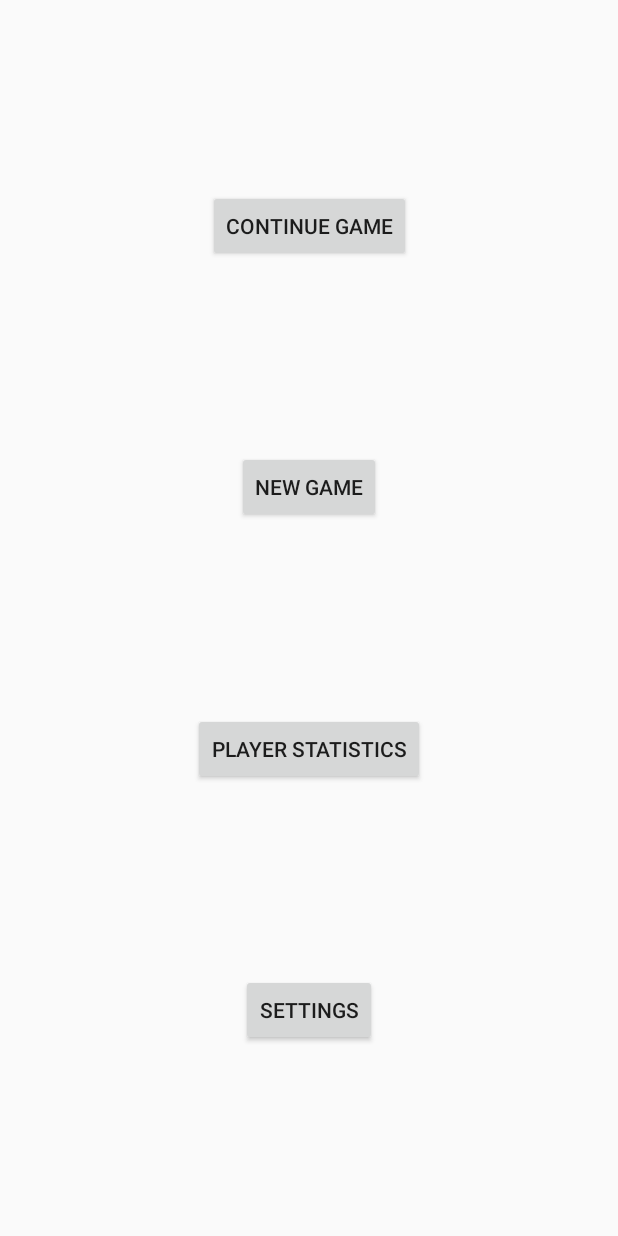
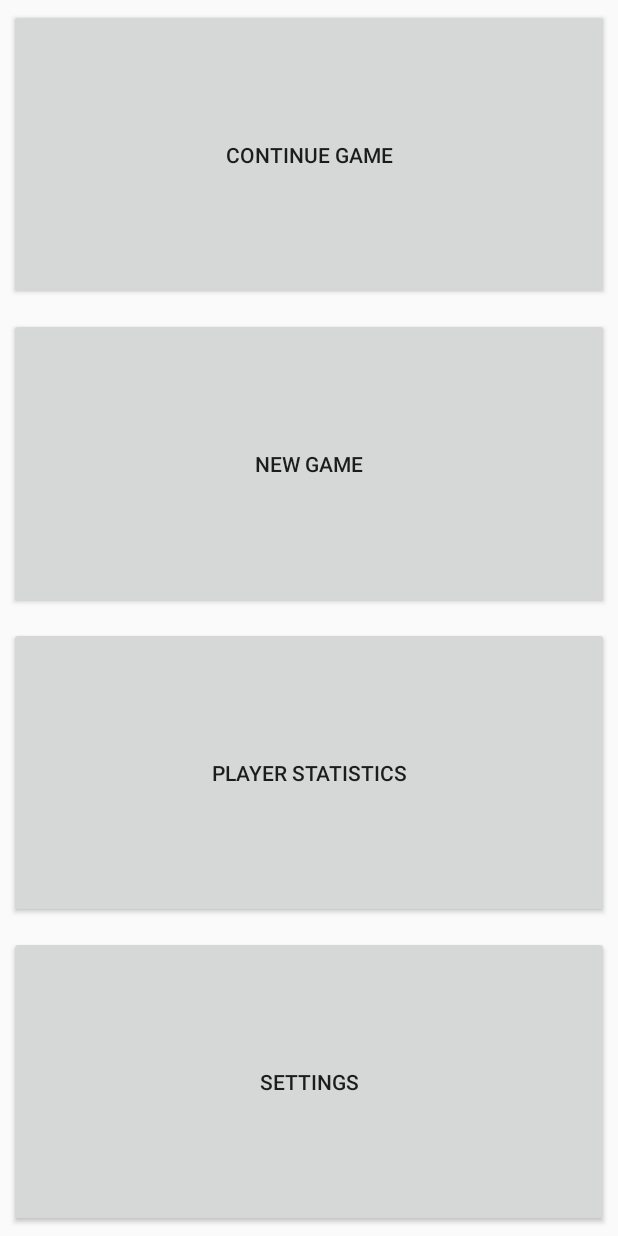
Before and after one commit to NikolaJov96/PocketSoccer, an Android app: the layout activity_main_menu.xml on its own in the app's theme, with its tools: preview values and no code run, on a phone screen of 412 x 824 dp. Run offline under Robolectric (Android 15) with nearby library versions, the light colour scheme and no system bars.

Commit message:
Main menu design update

```diff
--- a/app/src/main/res/layout/activity_main_menu.xml
+++ b/app/src/main/res/layout/activity_main_menu.xml
@@ -1,49 +1,42 @@
 <?xml version="1.0" encoding="utf-8"?>
-<android.support.constraint.ConstraintLayout xmlns:android="http://schemas.android.com/apk/res/android"
+<LinearLayout xmlns:android="http://schemas.android.com/apk/res/android"
     xmlns:app="http://schemas.android.com/apk/res-auto"
     xmlns:tools="http://schemas.android.com/tools"
     android:layout_width="match_parent"
     android:layout_height="match_parent"
-    tools:context=".MainMenuActivity">
+    tools:context=".MainMenuActivity"
+    android:orientation="vertical">
 
     <Button
         android:id="@+id/continue_game_button"
-        android:layout_width="wrap_content"
-        android:layout_height="wrap_content"
-        android:text="@string/continue_game_button"
-        app:layout_constraintTop_toTopOf="parent"
-        app:layout_constraintLeft_toLeftOf="parent"
-        app:layout_constraintRight_toRightOf="parent"
-        app:layout_constraintBottom_toTopOf="@id/new_game_button"/>
+        android:layout_width="match_parent"
+        android:layout_height="0dp"
+        android:layout_weight="1"
+        android:layout_margin="6dp"
+        android:text="@string/continue_game_button"/>
 
     <Button
         android:id="@+id/new_game_button"
-        android:layout_width="wrap_content"
-        android:layout_height="wrap_content"
-        android:text="@string/new_game_button"
-        app:layout_constraintTop_toBottomOf="@id/continue_game_button"
-        app:layout_constraintLeft_toLeftOf="parent"
-        app:layout_constraintRight_toRightOf="parent"
-        app:layout_constraintBottom_toTopOf="@id/player_statistics_button"/>
+        android:layout_width="match_parent"
+        android:layout_height="0dp"
+        android:layout_weight="1"
+        android:layout_margin="6dp"
+        android:text="@string/new_game_button"/>
 
     <Button
         android:id="@+id/player_statistics_button"
-        android:layout_width="wrap_content"
-        android:layout_height="wrap_content"
-        android:text="@string/player_statistics_button"
-        app:layout_constraintTop_toBottomOf="@id/new_game_button"
-        app:layout_constraintLeft_toLeftOf="parent"
-        app:layout_constraintRight_toRightOf="parent"
-        app:layout_constraintBottom_toTopOf="@id/settings_button"/>
+        android:layout_width="match_parent"
+        android:layout_height="0dp"
+        android:layout_weight="1"
+        android:layout_margin="6dp"
+        android:text="@string/player_statistics_button"/>
 
     <Button
         android:id="@+id/settings_button"
-        android:layout_width="wrap_content"
-        android:layout_height="wrap_content"
-        android:text="@string/settings_button"
-        app:layout_constraintTop_toBottomOf="@id/player_statistics_button"
-        app:layout_constraintLeft_toLeftOf="parent"
-        app:layout_constraintRight_toRightOf="parent"
-        app:layout_constraintBottom_toBottomOf="parent"/>
+        android:layout_width="match_parent"
+        android:layout_height="0dp"
+        android:layout_weight="1"
+        android:layout_margin="6dp"
+        android:text="@string/settings_button"/>
 
-</android.support.constraint.ConstraintLayout>
+</LinearLayout>
```
